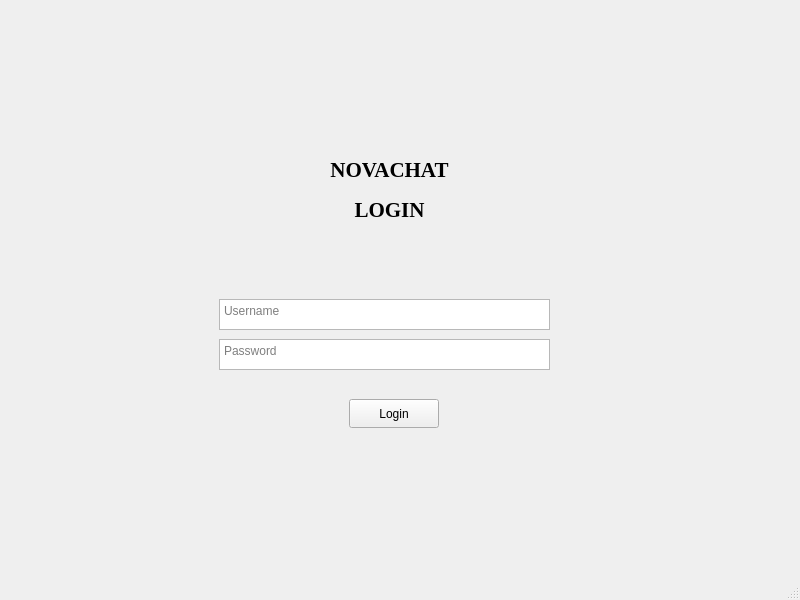
Qt form login_window.ui (Bidhan318/QT-Project) before a commit.
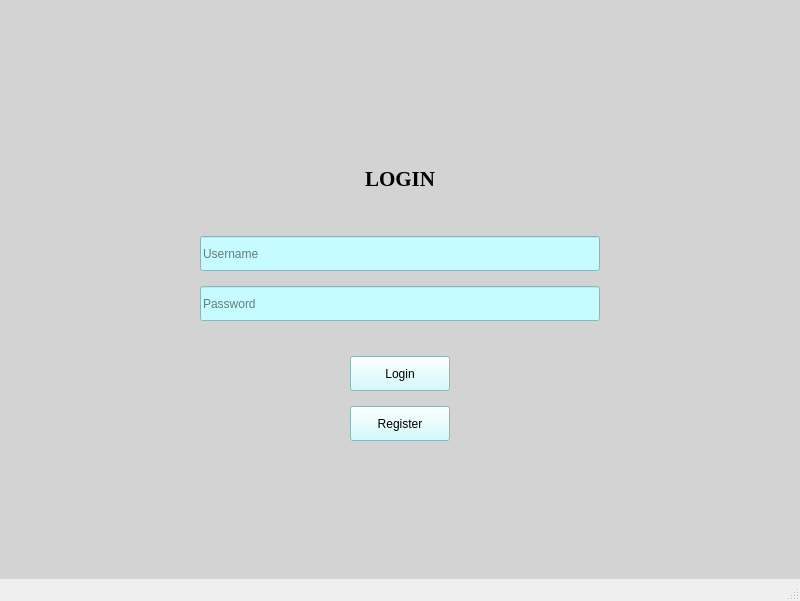
The same form after that commit. Icons and pictures are not drawn.

```diff
--- a/login_window.ui
+++ b/login_window.ui
@@ -7,114 +7,316 @@
     <x>0</x>
     <y>0</y>
     <width>800</width>
-    <height>600</height>
+    <height>601</height>
    </rect>
   </property>
   <property name="windowTitle">
    <string>Login_Window</string>
   </property>
-  <property name="layoutDirection">
-   <enum>Qt::LayoutDirection::LeftToRight</enum>
-  </property>
-  <property name="autoFillBackground">
-   <bool>false</bool>
-  </property>
   <widget class="QWidget" name="centralwidget">
-   <layout class="QGridLayout" name="gridLayout">
-    <item row="0" column="0">
-     <widget class="QWidget" name="widget" native="true">
-      <property name="layoutDirection">
-       <enum>Qt::LayoutDirection::LeftToRight</enum>
+   <property name="styleSheet">
+    <string notr="true">background-color: #D3D3D3;</string>
+   </property>
+   <layout class="QVBoxLayout" name="mainVerticalLayout">
+    <item>
+     <spacer name="topSpacer">
+      <property name="orientation">
+       <enum>Qt::Orientation::Vertical</enum>
       </property>
-      <widget class="QLabel" name="label">
-       <property name="geometry">
-        <rect>
-         <x>270</x>
-         <y>120</y>
-         <width>221</width>
-         <height>81</height>
-        </rect>
-       </property>
-       <property name="font">
-        <font>
-         <family>Times New Roman</family>
-         <pointsize>16</pointsize>
-         <bold>true</bold>
-        </font>
-       </property>
-       <property name="text">
-        <string>NOVACHAT</string>
-       </property>
-       <property name="alignment">
-        <set>Qt::AlignmentFlag::AlignCenter</set>
-       </property>
-      </widget>
-      <widget class="QLabel" name="label_2">
-       <property name="geometry">
-        <rect>
-         <x>270</x>
-         <y>160</y>
-         <width>221</width>
-         <height>81</height>
-        </rect>
-       </property>
-       <property name="font">
-        <font>
-         <family>Times New Roman</family>
-         <pointsize>16</pointsize>
-         <bold>true</bold>
-        </font>
-       </property>
-       <property name="text">
-        <string>LOGIN</string>
-       </property>
-       <property name="alignment">
-        <set>Qt::AlignmentFlag::AlignCenter</set>
-       </property>
-      </widget>
-      <widget class="QTextEdit" name="textEdit">
-       <property name="geometry">
-        <rect>
-         <x>210</x>
-         <y>290</y>
-         <width>331</width>
-         <height>31</height>
-        </rect>
-       </property>
-       <property name="cursor" stdset="0">
-        <cursorShape>ArrowCursor</cursorShape>
-       </property>
-       <property name="placeholderText">
-        <string>Username</string>
-       </property>
-      </widget>
-      <widget class="QTextEdit" name="textEdit_2">
-       <property name="geometry">
-        <rect>
-         <x>210</x>
-         <y>330</y>
-         <width>331</width>
-         <height>31</height>
-        </rect>
-       </property>
-       <property name="placeholderText">
-        <string>Password</string>
-       </property>
-      </widget>
-      <widget class="QPushButton" name="pushButton">
-       <property name="geometry">
-        <rect>
-         <x>340</x>
-         <y>390</y>
-         <width>90</width>
-         <height>29</height>
-        </rect>
-       </property>
-       <property name="text">
-        <string>Login</string>
-       </property>
-      </widget>
-     </widget>
+      <property name="sizeHint" stdset="0">
+       <size>
+        <width>20</width>
+        <height>40</height>
+       </size>
+      </property>
+     </spacer>
+    </item>
+    <item>
+     <layout class="QHBoxLayout" name="horizontalLayout">
+      <item>
+       <spacer name="leftSpacer">
+        <property name="orientation">
+         <enum>Qt::Orientation::Horizontal</enum>
+        </property>
+        <property name="sizeHint" stdset="0">
+         <size>
+          <width>40</width>
+          <height>20</height>
+         </size>
+        </property>
+       </spacer>
+      </item>
+      <item>
+       <widget class="QWidget" name="formContainer" native="true">
+        <property name="minimumSize">
+         <size>
+          <width>400</width>
+          <height>0</height>
+         </size>
+        </property>
+        <property name="maximumSize">
+         <size>
+          <width>400</width>
+          <height>16777215</height>
+         </size>
+        </property>
+        <layout class="QVBoxLayout" name="formLayout">
+         <property name="spacing">
+          <number>15</number>
+         </property>
+         <property name="leftMargin">
+          <number>0</number>
+         </property>
+         <property name="topMargin">
+          <number>0</number>
+         </property>
+         <property name="rightMargin">
+          <number>0</number>
+         </property>
+         <property name="bottomMargin">
+          <number>0</number>
+         </property>
+         <item>
+          <layout class="QHBoxLayout" name="horizontalLayout_3">
+           <item>
+            <widget class="QLabel" name="label_3">
+             <property name="maximumSize">
+              <size>
+               <width>150</width>
+               <height>150</height>
+              </size>
+             </property>
+             <property name="text">
+              <string/>
+             </property>
+             <property name="pixmap">
+              <pixmap resource="resources.qrc">:/images/novachat.png</pixmap>
+             </property>
+             <property name="scaledContents">
+              <bool>true</bool>
+             </property>
+            </widget>
+           </item>
+          </layout>
+         </item>
+         <item>
+          <widget class="QLabel" name="label_2">
+           <property name="font">
+            <font>
+             <family>Times New Roman</family>
+             <pointsize>16</pointsize>
+             <bold>true</bold>
+            </font>
+           </property>
+           <property name="text">
+            <string>LOGIN</string>
+           </property>
+           <property name="alignment">
+            <set>Qt::AlignmentFlag::AlignCenter</set>
+           </property>
+          </widget>
+         </item>
+         <item>
+          <spacer name="titleSpacer">
+           <property name="orientation">
+            <enum>Qt::Orientation::Vertical</enum>
+           </property>
+           <property name="sizeType">
+            <enum>QSizePolicy::Policy::Fixed</enum>
+           </property>
+           <property name="sizeHint" stdset="0">
+            <size>
+             <width>20</width>
+             <height>30</height>
+            </size>
+           </property>
+          </spacer>
+         </item>
+         <item>
+          <widget class="QLineEdit" name="Username">
+           <property name="minimumSize">
+            <size>
+             <width>0</width>
+             <height>35</height>
+            </size>
+           </property>
+           <property name="styleSheet">
+            <string notr="true">background-color: #C6FCFF;</string>
+           </property>
+           <property name="placeholderText">
+            <string>Username</string>
+           </property>
+          </widget>
+         </item>
+         <item>
+          <widget class="QLineEdit" name="Password">
+           <property name="minimumSize">
+            <size>
+             <width>0</width>
+             <height>35</height>
+            </size>
+           </property>
+           <property name="styleSheet">
+            <string notr="true">background-color: #C6FCFF;</string>
+           </property>
+           <property name="echoMode">
+            <enum>QLineEdit::EchoMode::Password</enum>
+           </property>
+           <property name="placeholderText">
+            <string>Password</string>
+           </property>
+          </widget>
+         </item>
+         <item>
+          <spacer name="buttonSpacer">
+           <property name="orientation">
+            <enum>Qt::Orientation::Vertical</enum>
+           </property>
+           <property name="sizeType">
+            <enum>QSizePolicy::Policy::Fixed</enum>
+           </property>
+           <property name="sizeHint" stdset="0">
+            <size>
+             <width>20</width>
+             <height>20</height>
+            </size>
+           </property>
+          </spacer>
+         </item>
+         <item>
+          <layout class="QHBoxLayout" name="loginButtonLayout">
+           <item>
+            <spacer name="loginLeftSpacer">
+             <property name="orientation">
+              <enum>Qt::Orientation::Horizontal</enum>
+             </property>
+             <property name="sizeHint" stdset="0">
+              <size>
+               <width>40</width>
+               <height>20</height>
+              </size>
+             </property>
+            </spacer>
+           </item>
+           <item>
+            <widget class="QPushButton" name="Login">
+             <property name="minimumSize">
+              <size>
+               <width>100</width>
+               <height>35</height>
+              </size>
+             </property>
+             <property name="maximumSize">
+              <size>
+               <width>100</width>
+               <height>16777215</height>
+              </size>
+             </property>
+             <property name="styleSheet">
+              <string notr="true">background-color: #C6FCFF;</string>
+             </property>
+             <property name="text">
+              <string>Login</string>
+             </property>
+            </widget>
+           </item>
+           <item>
+            <spacer name="loginRightSpacer">
+             <property name="orientation">
+              <enum>Qt::Orientation::Horizontal</enum>
+             </property>
+             <property name="sizeHint" stdset="0">
+              <size>
+               <width>40</width>
+               <height>20</height>
+              </size>
+             </property>
+            </spacer>
+           </item>
+          </layout>
+         </item>
+         <item>
+          <layout class="QHBoxLayout" name="registerButtonLayout">
+           <item>
+            <spacer name="registerLeftSpacer">
+             <property name="orientation">
+              <enum>Qt::Orientation::Horizontal</enum>
+             </property>
+             <property name="sizeHint" stdset="0">
+              <size>
+               <width>40</width>
+               <height>20</height>
+              </size>
+             </property>
+            </spacer>
+           </item>
+           <item>
+            <widget class="QPushButton" name="Register">
+             <property name="minimumSize">
+              <size>
+               <width>100</width>
+               <height>35</height>
+              </size>
+             </property>
+             <property name="maximumSize">
+              <size>
+               <width>100</width>
+               <height>16777215</height>
+              </size>
+             </property>
+             <property name="styleSheet">
+              <string notr="true">background-color: #C6FCFF;</string>
+             </property>
+             <property name="text">
+              <string>Register</string>
+             </property>
+            </widget>
+           </item>
+           <item>
+            <spacer name="registerRightSpacer">
+             <property name="orientation">
+              <enum>Qt::Orientation::Horizontal</enum>
+             </property>
+             <property name="sizeHint" stdset="0">
+              <size>
+               <width>40</width>
+               <height>20</height>
+              </size>
+             </property>
+            </spacer>
+           </item>
+          </layout>
+         </item>
+        </layout>
+       </widget>
+      </item>
+      <item>
+       <spacer name="rightSpacer">
+        <property name="orientation">
+         <enum>Qt::Orientation::Horizontal</enum>
+        </property>
+        <property name="sizeHint" stdset="0">
+         <size>
+          <width>40</width>
+          <height>20</height>
+         </size>
+        </property>
+       </spacer>
+      </item>
+     </layout>
+    </item>
+    <item>
+     <spacer name="bottomSpacer">
+      <property name="orientation">
+       <enum>Qt::Orientation::Vertical</enum>
+      </property>
+      <property name="sizeHint" stdset="0">
+       <size>
+        <width>20</width>
+        <height>40</height>
+       </size>
+      </property>
+     </spacer>
     </item>
    </layout>
   </widget>
```
Left out of the diff: 4 changed lines with no effect on the pictures.
